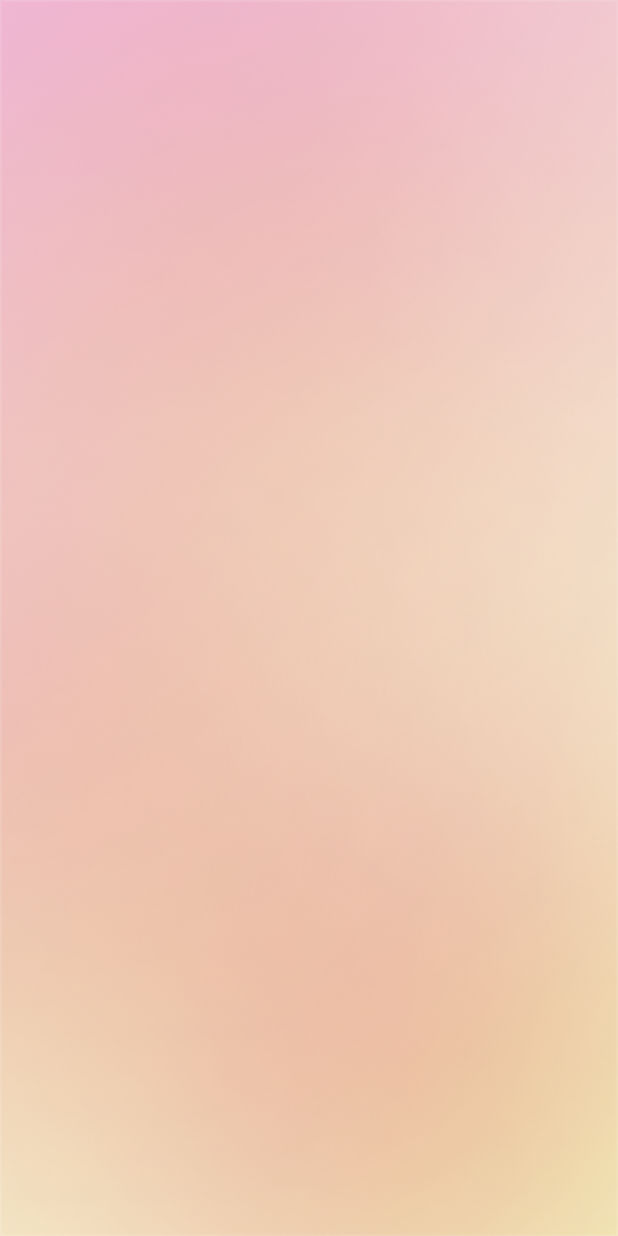
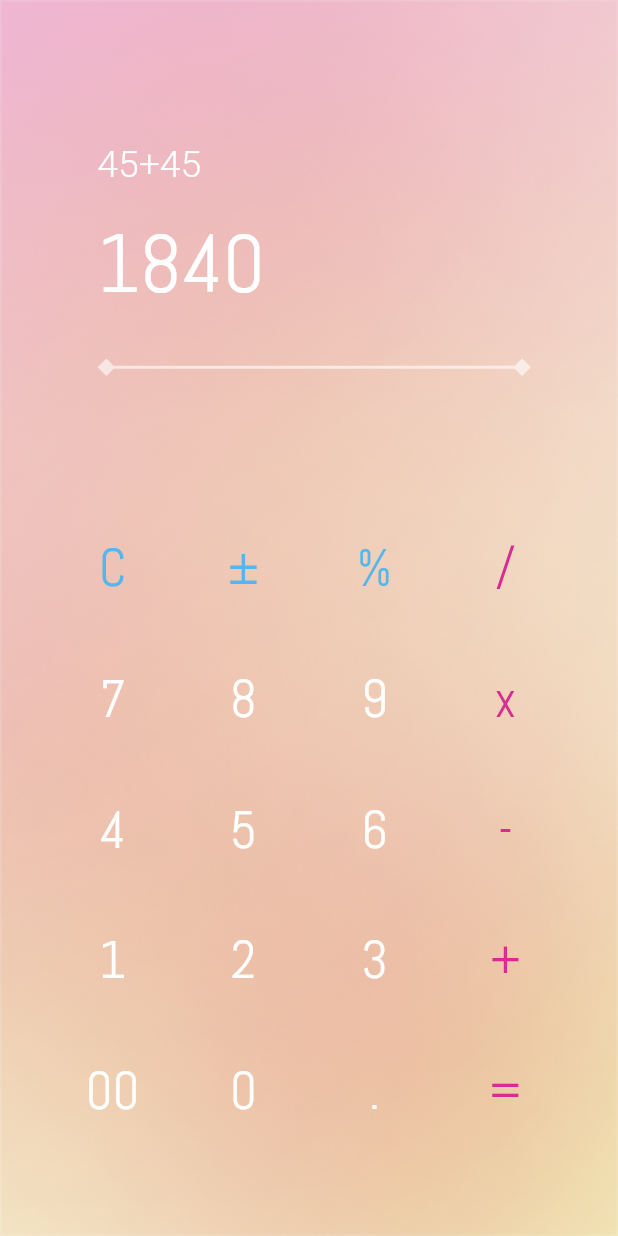
Before and after one commit to Marc4k/calculator, a Flutter app: the screen it shows after launch, on a phone screen of 412 x 824 dp. Run offline on Flutter 3.47's test engine with Material 2 defaults, Android fonts, the phone set to English and light mode, and no system bars; our stand-ins replace flutter_screenutil; missing offline and left inert: pixel_perfect.

Commit message:
ui finished

```diff
--- /dev/null
+++ b/lib/constants/styles.dart
@@ -0,0 +1,23 @@
+import 'package:flutter/material.dart';
+import 'package:flutter_screenutil/flutter_screenutil.dart';
+
+import 'colors.dart';
+
+//----------------------
+TextStyle resultStyle = TextStyle(
+    fontSize: 55.sp,
+    fontWeight: FontWeight.w400,
+    color: CustomColors.textColor,
+    fontFamily: "Abel");
+
+TextStyle numpadstyle = TextStyle(
+    fontSize: 35.sp,
+    fontWeight: FontWeight.w400,
+    color: CustomColors.textColor,
+    fontFamily: "Abel");
+
+TextStyle calculationLineStyle = TextStyle(
+    fontSize: 25.sp,
+    fontWeight: FontWeight.w300,
+    color: CustomColors.textColor,
+    fontFamily: "Roboto");
--- a/lib/homescreen.dart
+++ b/lib/homescreen.dart
@@ -1,5 +1,14 @@
+import 'package:calculator/constants/colors.dart';
+import 'package:calculator/constants/styles.dart';
+import 'package:calculator/models/calculator_model.dart';
+import 'package:calculator/shared/custom_text_widget.dart';
+import 'package:calculator/shared/test.dart';
+import 'package:calculator/widget/calculator_buttons.dart';
+import 'package:calculator/widget/custom_divider_widget.dart';
 import 'package:calculator/widget/glass_box.dart';
 import 'package:flutter/material.dart';
+import 'package:flutter_screenutil/flutter_screenutil.dart';
+import 'package:pixel_perfect/pixel_perfect.dart';
 
 class HomeScreen extends StatefulWidget {
   const HomeScreen({Key? key}) : super(key: key);
@@ -8,20 +17,84 @@ class HomeScreen extends StatefulWidget {
   State<HomeScreen> createState() => _HomeScreenState();
 }
 
+List<CalculatorModel> items = [
+  CalculatorModel(text: "C", color: CustomColors.blue),
+  CalculatorModel(text: "±", color: CustomColors.blue),
+  CalculatorModel(text: "%", color: CustomColors.blue),
+  CalculatorModel(text: "/", color: CustomColors.pink),
+
+  //------------------------------------------------------
+  CalculatorModel(text: "7", color: CustomColors.white),
+  CalculatorModel(text: "8", color: CustomColors.white),
+  CalculatorModel(text: "9", color: CustomColors.white),
+  CalculatorModel(text: "x", color: CustomColors.pink),
+  //------------------------------------------------------
+  CalculatorModel(text: "4", color: CustomColors.white),
+  CalculatorModel(text: "5", color: CustomColors.white),
+  CalculatorModel(text: "6", color: CustomColors.white),
+  CalculatorModel(text: "-", color: CustomColors.pink),
+  //------------------------------------------------------
+  CalculatorModel(text: "1", color: CustomColors.white),
+  CalculatorModel(text: "2", color: CustomColors.white),
+  CalculatorModel(text: "3", color: CustomColors.white),
+  CalculatorModel(text: "+", color: CustomColors.pink),
+  //------------------------------------------------------
+  CalculatorModel(text: "00", color: CustomColors.white),
+  CalculatorModel(text: "0", color: CustomColors.white),
+  CalculatorModel(text: ".", color: CustomColors.white),
+  CalculatorModel(text: "=", color: CustomColors.pink),
+];
+
+String line = "";
+
 class _HomeScreenState extends State<HomeScreen> {
   @override
   Widget build(BuildContext context) {
     return Scaffold(
-      body: Stack(
-        children: [
-          GlassBox(
-              theChild: SafeArea(
-            child: Column(
-              children: [],
+      body: GlassBox(
+          theChild: SafeArea(
+        child: Column(
+          crossAxisAlignment: CrossAxisAlignment.start,
+          children: [
+            Padding(
+              padding: EdgeInsets.fromLTRB(65.w, 85.h, 0, 0),
+              child: Column(
+                crossAxisAlignment: CrossAxisAlignment.start,
+                children: [
+                  CustomTextWidget(text: "45+45", style: calculationLineStyle),
+                  SizedBox(height: 15.h),
+                  CustomTextWidget(text: "1840", style: resultStyle),
+                  SizedBox(height: 25.h),
+                  CustomDividerWidget(width: 290.w),
+                  SizedBox(height: 75.h),
+                ],
+              ),
             ),
-          )),
-        ],
-      ),
+            Center(
+              child: SizedBox(
+                height: 380.h,
+                width: 350.w,
+                child: GridView.builder(
+                  gridDelegate: SliverGridDelegateWithFixedCrossAxisCount(
+                    crossAxisCount: 4,
+                    mainAxisSpacing: 0,
+                    crossAxisSpacing: 0,
+                  ),
+                  physics: NeverScrollableScrollPhysics(),
+                  itemCount: items.length,
+                  itemBuilder: (BuildContext, index) {
+                    return CalculatorButton(
+                      onTap: () {},
+                      text: items[index].text,
+                      color: items[index].color,
+                    );
+                  },
+                ),
+              ),
+            ),
+          ],
+        ),
+      )),
     );
   }
 }
--- a/lib/main.dart
+++ b/lib/main.dart
@@ -1,5 +1,6 @@
 import 'package:calculator/homescreen.dart';
 import 'package:flutter/material.dart';
+import 'package:flutter_screenutil/flutter_screenutil.dart';
 
 void main() {
   runApp(const MyApp());
@@ -10,9 +11,14 @@ class MyApp extends StatelessWidget {
 
   @override
   Widget build(BuildContext context) {
-    return MaterialApp(
-      showSemanticsDebugger: false,
-      home: Home(),
+    return ScreenUtilInit(
+      designSize: const Size(413, 737),
+      builder: (context, child) {
+        return MaterialApp(
+          debugShowCheckedModeBanner: false,
+          home: Home(),
+        );
+      },
     );
   }
 }
--- /dev/null
+++ b/lib/shared/custom_text_widget.dart
@@ -0,0 +1,13 @@
+import 'package:flutter/material.dart';
+
+class CustomTextWidget extends StatelessWidget {
+  const CustomTextWidget({Key? key, required this.text, required this.style})
+      : super(key: key);
+  final String text;
+  final TextStyle style;
+
+  @override
+  Widget build(BuildContext context) {
+    return Text(text, style: style);
+  }
+}
--- /dev/null
+++ b/lib/widget/calculator_buttons.dart
@@ -0,0 +1,26 @@
+import 'package:calculator/constants/styles.dart';
+import 'package:calculator/shared/custom_text_widget.dart';
+import 'package:flutter/material.dart';
+
+class CalculatorButton extends StatelessWidget {
+  const CalculatorButton(
+      {Key? key, required this.text, required this.color, required this.onTap})
+      : super(key: key);
+  final String text;
+  final Color color;
+  final VoidCallback onTap;
+  @override
+  Widget build(BuildContext context) {
+    return Center(
+        child: TextButton(
+      onPressed: onTap,
+      child: CustomTextWidget(
+          text: text,
+          style: TextStyle(
+              fontSize: numpadstyle.fontSize,
+              fontFamily: numpadstyle.fontFamily,
+              fontWeight: numpadstyle.fontWeight,
+              color: color)),
+    ));
+  }
+}
--- /dev/null
+++ b/lib/widget/custom_divider_widget.dart
@@ -0,0 +1,52 @@
+import 'package:flutter/material.dart';
+import 'dart:ui' as ui;
+
+class CustomDividerWidget extends StatelessWidget {
+  const CustomDividerWidget({Key? key, required this.width}) : super(key: key);
+  final double width;
+  @override
+  Widget build(BuildContext context) {
+    return CustomPaint(
+      size: Size(
+          width,
+          (width * 0.042105263157894736)
+              .toDouble()), //You can Replace [WIDTH] with your desired width for Custom Paint and height will be calculated automatically
+      painter: RPSCustomPainter(),
+    );
+  }
+}
+
+//Copy this CustomPainter code to the Bottom of the File
+class RPSCustomPainter extends CustomPainter {
+  @override
+  void paint(Canvas canvas, Size size) {
+    Path path_0 = Path();
+    path_0.moveTo(size.width * 0.0007947263, size.height * 0.5000000);
+    path_0.lineTo(size.width * 0.02105263, size.height * 0.9811250);
+    path_0.lineTo(size.width * 0.04131053, size.height * 0.5000000);
+    path_0.lineTo(size.width * 0.02105263, size.height * 0.01887475);
+    path_0.lineTo(size.width * 0.0007947263, size.height * 0.5000000);
+    path_0.close();
+    path_0.moveTo(size.width * 0.9992035, size.height * 0.5000000);
+    path_0.lineTo(size.width * 0.9789474, size.height * 0.01887475);
+    path_0.lineTo(size.width * 0.9586912, size.height * 0.5000000);
+    path_0.lineTo(size.width * 0.9789474, size.height * 0.9811250);
+    path_0.lineTo(size.width * 0.9992035, size.height * 0.5000000);
+    path_0.close();
+    path_0.moveTo(size.width * 0.02105263, size.height * 0.5833333);
+    path_0.lineTo(size.width * 0.9789474, size.height * 0.5833333);
+    path_0.lineTo(size.width * 0.9789474, size.height * 0.4166667);
+    path_0.lineTo(size.width * 0.02105263, size.height * 0.4166667);
+    path_0.lineTo(size.width * 0.02105263, size.height * 0.5833333);
+    path_0.close();
+
+    Paint paint_0_fill = Paint()..style = PaintingStyle.fill;
+    paint_0_fill.color = Colors.white.withOpacity(0.6);
+    canvas.drawPath(path_0, paint_0_fill);
+  }
+
+  @override
+  bool shouldRepaint(covariant CustomPainter oldDelegate) {
+    return true;
+  }
+}
```
Also changed, not shown: lib/calculation_logic.dart (added, +7 -0 lines), lib/constants/colors.dart (added, +9 -0 lines), lib/models/calculator_model.dart (added, +11 -0 lines), lib/shared/test.dart (added, +10 -0 lines), pubspec.yaml (+11 -26 lines), assets/fonts/Abel-Regular.ttf (added), assets/fonts/Roboto-Light.ttf (added), assets/image/img.png (added), pubspec.lock.
